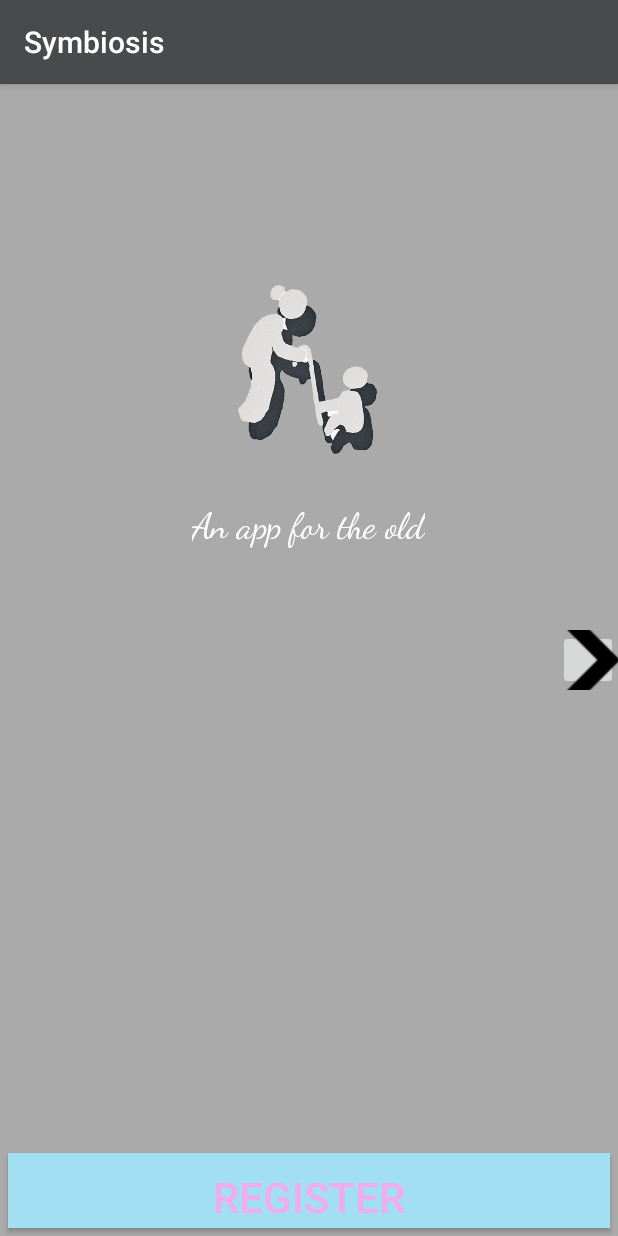
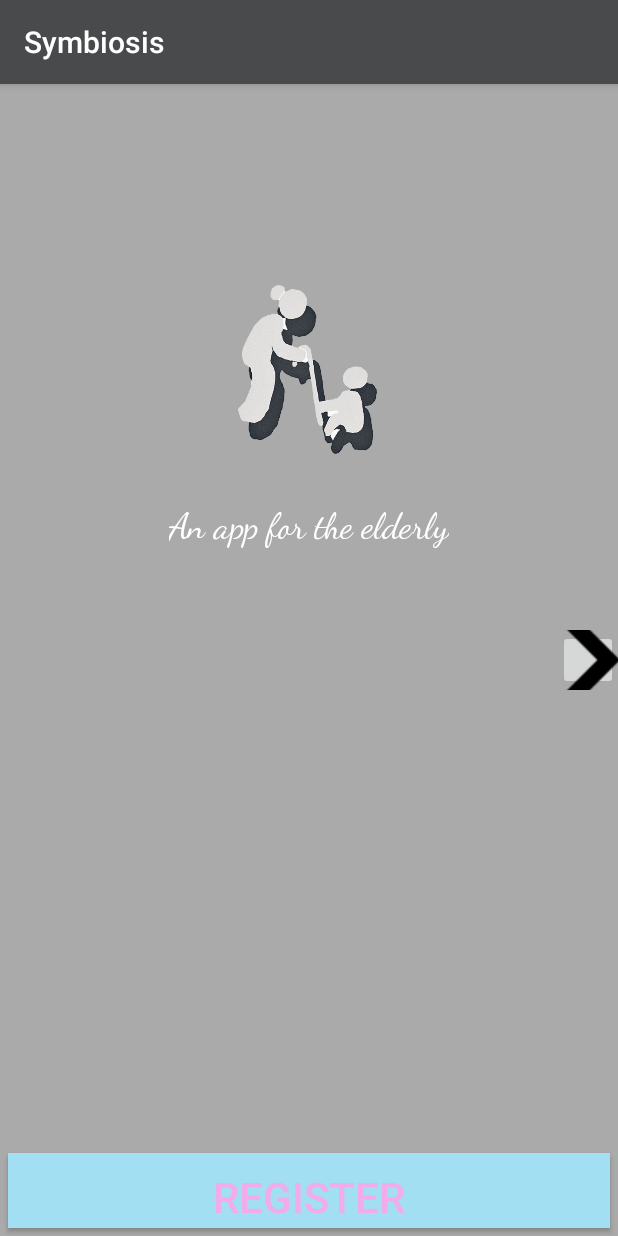
Before and after one commit to pranikamassey/ProjectAnAppForTheElderly, an Android app: the screen it shows after launch (MainActivity), on a phone screen of 412 x 824 dp. Run offline under Robolectric (Android 15) with nearby library versions, the phone set to English and light mode, and no system bars.

Commit message:
app commit with apk

```diff
--- a/app/src/main/res/layout/activity_main.xml
+++ b/app/src/main/res/layout/activity_main.xml
@@ -24,7 +24,7 @@
         android:layout_height="wrap_content"
         android:layout_below="@+id/imageView"
         android:layout_centerHorizontal="true"
-        android:text="An app for the old"
+        android:text="An app for the elderly"
         android:fontFamily="cursive"
         android:textColor="@android:color/white"
         android:textSize="24dp" />
```
